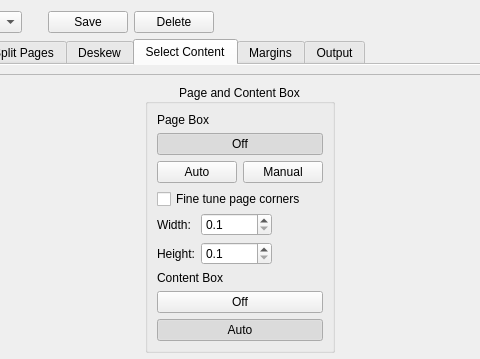
The window that src/app/DefaultParamsDialog.ui (2ndmax/scantailor-ocr) describes before a commit, drawn with Qt 5; both pictures show x 89 to 569 and y 0 to 359 of the 657 by 555 pixel window.
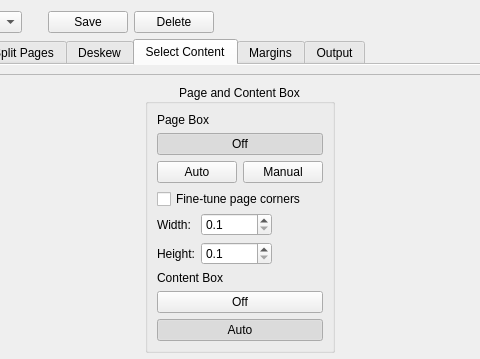
The same window after the commit. The open tabs and pages were chosen to show the change. Icons and pictures are not drawn. Custom widgets are drawn as their Qt base class.

Commit message:
Select Content: explain "Fine-tune page corners"
The tooltip "Shift with corners while they are in black." didn't say
what the option does. It now explains that the detected page box is
shrunk from each corner as long as the corner lies on a dark area, such
as the scanner background of a page placed askew. The check box is
spelled "Fine-tune". README: the text changes of this and the previous
commit.

Diff of the .ui file:
```diff
--- a/src/app/DefaultParamsDialog.ui
+++ b/src/app/DefaultParamsDialog.ui
@@ -932,7 +932,7 @@
                     <string>Shift with corners while they are in black. </string>
                    </property>
                    <property name="text">
-                    <string>Fine tune page corners</string>
+                    <string>Fine-tune page corners</string>
                    </property>
                   </widget>
                  </item>
```
Left out of the diff: 2 changed lines with no effect on the pictures. The commit also changes 10 other files.
